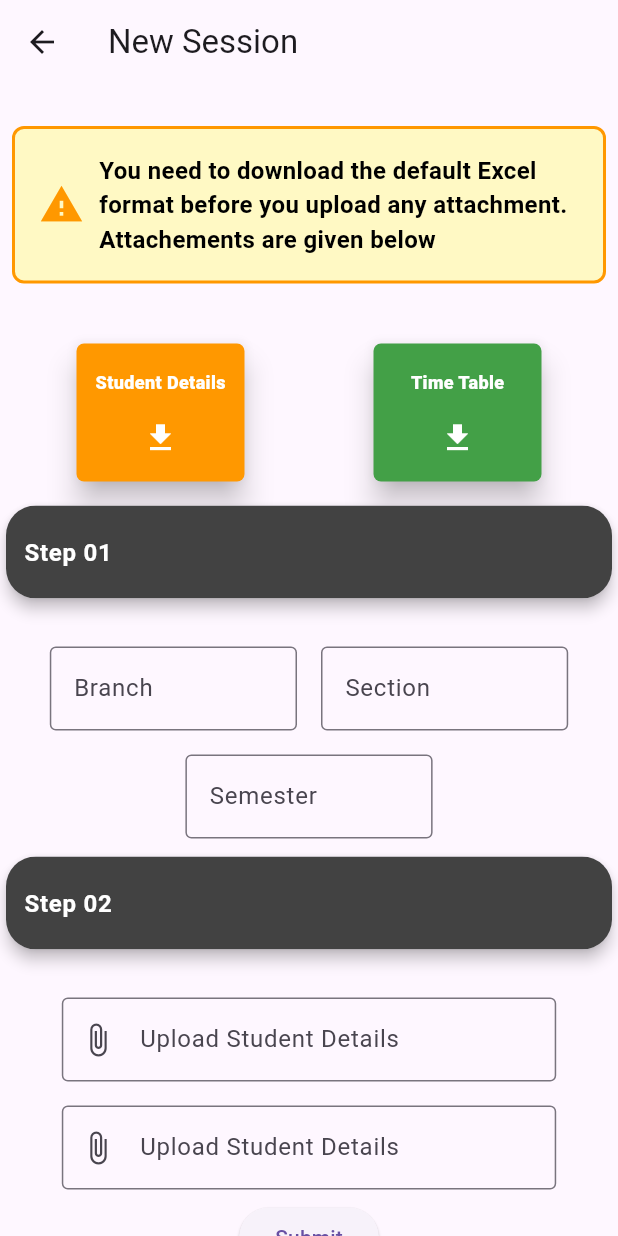
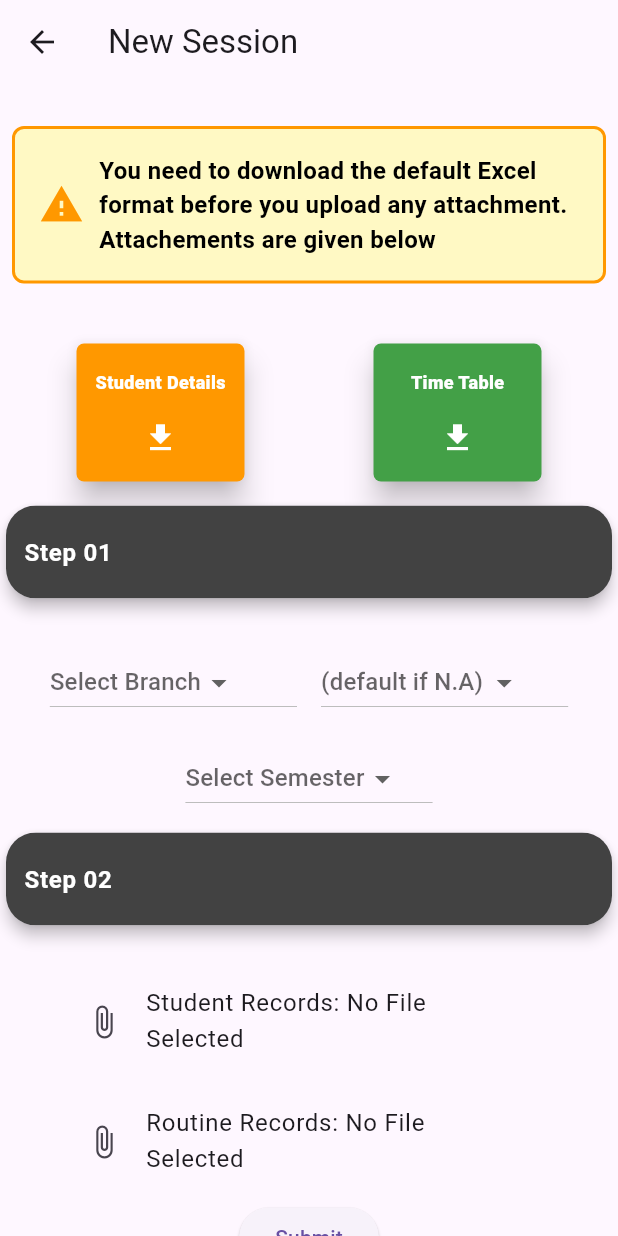
Before and after one commit to Deepak-Kumar-01/Universify, a Flutter app: the NewSession screen opened directly, after a tap on "Student Details", on a phone screen of 412 x 824 dp. Run offline on Flutter 3.47's test engine with Material 3 defaults, Android fonts, the phone set to English and light mode, and no system bars; our stand-ins replace cloud_firestore, file_picker, firebase_auth, firebase_core, firebase_storage, flutter_native_splash and 2 more; accounts and stored records are empty; generated files the repository leaves out were written again; network calls fail.

Commit message:
new_session_form metaData added

```diff
--- /dev/null
+++ b/lib/controllers/storage_controller.dart
@@ -0,0 +1,11 @@
+import 'package:universify/services/storage_download_upload_services.dart';
+
+class StorageController{
+  StorageDownloadUploadServices _sdus=StorageDownloadUploadServices();
+  //download template
+  Future<String?> downloadTemplate(String filePath,String fileName)async{
+    String? urlPath=await _sdus.downloadFromFirebase(filePath);
+    // print("fetched Url: $urlPath");
+    return urlPath;
+  }
+}
--- /dev/null
+++ b/lib/services/storage_download_upload_services.dart
@@ -0,0 +1,17 @@
+import 'package:firebase_storage/firebase_storage.dart';
+
+class StorageDownloadUploadServices {
+  //Download file from firebase storage
+  Future<String?> downloadFromFirebase(String firebasePath) async {
+    try {
+      //Get Url of the file
+      String url =
+          await FirebaseStorage.instance.ref(firebasePath).getDownloadURL();
+      return url;
+    } catch (e) {
+      throw Exception("Failed to generate download Url");
+    }
+  }
+
+
+}
--- /dev/null
+++ b/lib/utils/filePicker_services.dart
@@ -0,0 +1,12 @@
+import 'package:file_picker/file_picker.dart';
+
+class FilePickerServices{
+  //Function to pick file from device
+  Future<FilePickerResult?> pickFile()async{
+    FilePickerResult? result= await FilePicker.platform.pickFiles(
+      type: FileType.custom,
+      allowedExtensions: ['xlsx'],
+    );
+    return result;
+  }
+}
--- a/lib/views/admin/newSession/newSession.dart
+++ b/lib/views/admin/newSession/newSession.dart
@@ -1,5 +1,9 @@
+import 'package:file_picker/file_picker.dart';
 import 'package:flutter/cupertino.dart';
 import 'package:flutter/material.dart';
+import 'package:universify/controllers/storage_controller.dart';
+import 'package:universify/utils/filePicker_services.dart';
+import 'package:url_launcher/url_launcher_string.dart';
 
 import '../../../widgets/grid_item.dart';
 import '../newUser/newUserRegistration.dart';
@@ -13,6 +17,27 @@ class NewSession extends StatefulWidget {
 
 class _NewSessionState extends State<NewSession> {
   final TextEditingController _branchController = TextEditingController();
+  String? selectedBranch=null;
+  String? selectedSection=null;
+  String? selectedSem=null;
+  String? selectedStudentDocFile=null;
+  String? selectedRoutineDocFile=null;
+  List<String> branchList=["MCA","Btech_CSE","Btech_AI/ML","BPharma"];
+  List<String> sectionList=["Sec-A (default)","Sec-B","Sec-C","Sec-D"];
+  List<String> semList=["First","Second","Third","Fourth","Fifth","Sixth","Seventh","Eighth"];
+
+  Future<void> _pickFile(String? param) async{
+    FilePickerServices _pickServices=FilePickerServices();
+    FilePickerResult? result=await _pickServices.pickFile() as FilePickerResult?;
+    print("Picked File: ${result?.names.first}");
+    setState(() {
+      if(param==selectedStudentDocFile){
+        selectedStudentDocFile=result?.names.first;
+      }else if(param==selectedRoutineDocFile){
+        selectedRoutineDocFile=result?.names.first;
+      }
+    });
+  }
   @override
   Widget build(BuildContext context) {
     final size = MediaQuery.of(context).size;
@@ -67,9 +92,15 @@ class _NewSessionState extends State<NewSession> {
                     width: 120,
                     height: 100,
                     child: InkWell(
-                      onTap: () {
-                        // String url="https://drive.google.com/file/d/1a9ceHKgy5Eh_AYb8eNlZCNxsX8TsIgx-/view?usp=drive_link";
-                        // _launchURL(url);
+                      onTap: () async{
+                        print("Download Routine record clicked");
+                        StorageController _controller=StorageController();
+                        String? url=await _controller.downloadTemplate("Templates/Student_Details_Template.xlsx", "Student_Details_Template.xlsx");
+                        if(await canLaunchUrlString(url!)){
+                          await launchUrlString(url);
+                        }else{
+                          print("can't launch url");
+                        }
                       },
                       child: Card(
                         elevation: 8,
@@ -100,16 +131,22 @@ class _NewSessionState extends State<NewSession> {
                     width: 120,
                     height: 100,
                     child: InkWell(
-                      onTap: () {
-                        // String url="https://drive.google.com/file/d/1a9ceHKgy5Eh_AYb8eNlZCNxsX8TsIgx-/view?usp=drive_link";
-                        // _launchURL(url);
+                      onTap: () async{
+                        print("Download Routine record clicked");
+                        StorageController _controller=StorageController();
+                        String? url=await _controller.downloadTemplate("Templates/Routine_Template.xlsx", "Routine_Template.xlsx");
+                        if(await canLaunchUrlString(url!)){
+                          await launchUrlString(url);
+                        }else{
+                          print("can't launch url");
+                        }
                       },
                       child: Card(
                         elevation: 8,
                         shape: RoundedRectangleBorder(
                             borderRadius: BorderRadius.circular(5)),
                         color: Colors.green[600],
-                        child: Center(
+                        child: const Center(
                             child: Column(
                               mainAxisAlignment: MainAxisAlignment.spaceEvenly,
                               children: [
@@ -172,27 +209,45 @@ class _NewSessionState extends State<NewSession> {
                     Padding(
                       padding: const EdgeInsets.all(8.0),
                       child: SizedBox(
-                        width: size.width * 0.4,
-                        child: TextField(
-                            controller: _branchController,
-                            decoration: const InputDecoration(
-                              border: OutlineInputBorder(),
-                              label: Text("Branch"),
-                              hintText: "",
-                            )),
+                        width: MediaQuery.of(context).size.width * 0.4,
+                        child: DropdownButton<String>(
+                          value: selectedBranch,
+                          hint: Text("Select Branch"), // Displays if selectedBranch is null
+                          onChanged: (String? newVal) {
+                            setState(() {
+                              selectedBranch = newVal; // Updates the selected value
+                              print("Selected Branch: $selectedBranch");
+                            });
+                          },
+                          items: branchList.map<DropdownMenuItem<String>>((String value) {
+                            return DropdownMenuItem<String>(
+                              value: value,
+                              child: Text(value),
+                            );
+                          }).toList(),
+                        ),
                       ),
                     ),
                     Padding(
                       padding: const EdgeInsets.all(8.0),
                       child: SizedBox(
-                        width: size.width * 0.4,
-                        child: TextField(
-                            controller: _branchController,
-                            decoration: InputDecoration(
-                              border: OutlineInputBorder(),
-                              label: Text("Section"),
-                              hintText: "",
-                            )),
+                        width: MediaQuery.of(context).size.width * 0.4,
+                        child: DropdownButton<String>(
+                          value: selectedSection,
+                          hint: Text("(default if N.A)"), // Displays if selectedBranch is null
+                          onChanged: (String? newVal) {
+                            setState(() {
+                              selectedSection = newVal; // Updates the selected value
+                              print("Selected Section: $selectedSection");
+                            });
+                          },
+                          items: sectionList.map<DropdownMenuItem<String>>((String value) {
+                            return DropdownMenuItem<String>(
+                              value: value,
+                              child: Text(value),
+                            );
+                          }).toList(),
+                        ),
                       ),
                     ),
                   ],
@@ -200,14 +255,23 @@ class _NewSessionState extends State<NewSession> {
                 Padding(
                   padding: const EdgeInsets.all(8.0),
                   child: SizedBox(
-                    width: size.width * 0.4,
-                    child: TextField(
-                        controller: _branchController,
-                        decoration: const InputDecoration(
-                          border: OutlineInputBorder(),
-                          label: Text("Semester"),
-                          hintText: " 1-8",
-                        )),
+                    width: MediaQuery.of(context).size.width * 0.4,
+                    child: DropdownButton<String>(
+                      value: selectedSem,
+                      hint: Text("Select Semester"), // Displays if selectedBranch is null
+                      onChanged: (String? newVal) {
+                        setState(() {
+                          selectedSem = newVal; // Updates the selected value
+                          print("Selected Semester: $selectedSem");
+                        });
+                      },
+                      items: semList.map<DropdownMenuItem<String>>((String value) {
+                        return DropdownMenuItem<String>(
+                          value: value,
+                          child: Text(value),
+                        );
+                      }).toList(),
+                    ),
                   ),
                 ),
               ],
@@ -247,28 +311,30 @@ class _NewSessionState extends State<NewSession> {
               padding: const EdgeInsets.all(8.0),
               child: SizedBox(
                 width: size.width * 0.8,
-                child: TextField(
-                    controller: _branchController,
-                    decoration: const InputDecoration(
-                      prefixIcon: Icon(Icons.attach_file),
-                      border: OutlineInputBorder(),
-                      label: Text("Upload Student Details"),
-                      hintText: "",
-                    )),
+                child: ListTile(
+                  title: Text(
+                    'Student Records: ${selectedStudentDocFile != null ? selectedStudentDocFile!.split('/').last : 'No File Selected'}',
+                  ),
+                  leading: Icon(Icons.attach_file),
+                  onTap: (){
+                    _pickFile(selectedStudentDocFile);
+                  },
+                ),
               ),
             ),
             Padding(
               padding: const EdgeInsets.all(8.0),
               child: SizedBox(
                 width: size.width * 0.8,
-                child: TextField(
-                    controller: _branchController,
-                    decoration: const InputDecoration(
-                      prefixIcon: Icon(Icons.attach_file),
-                      border: OutlineInputBorder(),
-                      label: Text("Upload Student Details"),
-                      hintText: "",
-                    )),
+                child: ListTile(
+                  title: Text(
+                    'Routine Records: ${selectedRoutineDocFile != null ? selectedRoutineDocFile!.split('/').last : 'No File Selected'}',
+                  ),
+                  leading: Icon(Icons.attach_file),
+                  onTap: (){
+                    _pickFile(selectedRoutineDocFile);
+                  },
+                ),
               ),
             ),
             ElevatedButton(onPressed: (){}, child: Text("Submit"))
--- a/pubspec.yaml
+++ b/pubspec.yaml
@@ -45,6 +45,8 @@ dependencies:
   cloud_firestore: ^5.4.0
   intl: ^0.19.0
   image_picker: ^1.1.2
+  url_launcher: ^6.2.6
+  file_picker: ^8.0.3
 
 dev_dependencies:
   flutter_test:
```
Also changed, not shown: pubspec.lock, 1 other file.
